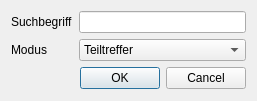
The window that search.ui (norBIT/alkisplugin) describes before a commit, drawn with Qt 5.
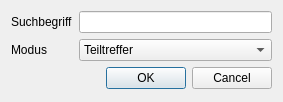
The same window after the commit.

Commit message: Eignerlayer durch Eigentümersuche ersetzt

Diff of the .ui file:
```diff
--- a/search.ui
+++ b/search.ui
@@ -6,8 +6,8 @@
    <rect>
     <x>0</x>
     <y>0</y>
-    <width>228</width>
-    <height>101</height>
+    <width>283</width>
+    <height>102</height>
    </rect>
   </property>
   <property name="windowTitle">
```
Left out of the diff: 5 changed lines with no effect on the pictures. The commit also changes 2 other files.
